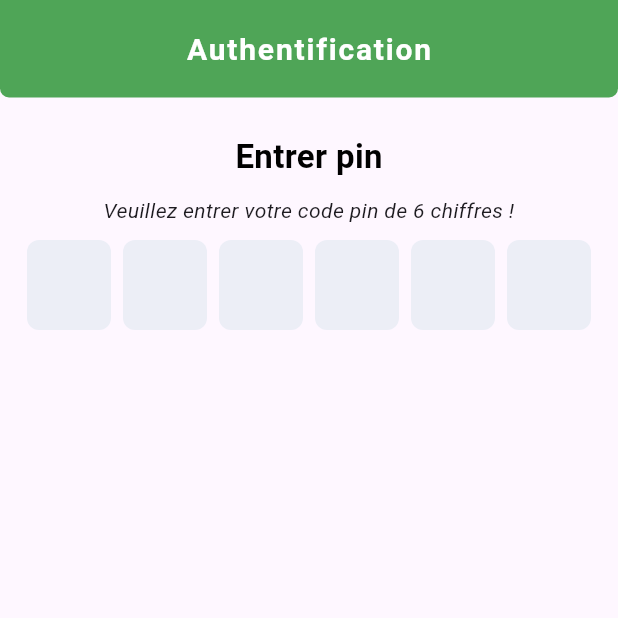
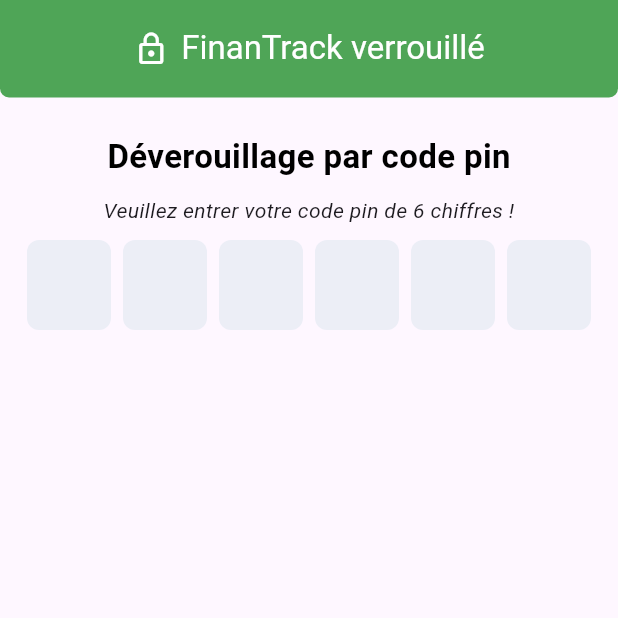
Before and after one commit to Panasoft94/FinanTrack, a Flutter app: the LoginPage screen opened directly, on a phone screen of 412 x 824 dp, the top half of it. Run offline on Flutter 3.47's test engine with Material 3 defaults, Android fonts, the light colour scheme and no system bars; drawn by our look-alikes of pinput; our stand-ins replace another_flushbar, dropdown_button2, fl_chart, flutter_staggered_animations, local_auth, pdf and 4 more; accounts and stored records are empty.

Commit message:
Armonisation du fichier login

```diff
--- a/lib/screens/login.dart
+++ b/lib/screens/login.dart
@@ -72,15 +72,15 @@
         elevation: 6,
         toolbarHeight: 65,
         backgroundColor: Colors.green,
-        title: const Text(
-          "Authentification",
-          style: TextStyle(
-            fontWeight: FontWeight.bold,
-            fontSize: 20,
-            color: Colors.white,
-            letterSpacing: 1.2,
-          ),
+        title: const Row(
+          mainAxisSize: MainAxisSize.min,
+          children: [
+            Icon(Icons.lock_outline),
+            SizedBox(width: 8),
+            Text('FinanTrack verrouillé'),
+          ],
         ),
+        foregroundColor: Colors.white,
         centerTitle: true,
         shape: const RoundedRectangleBorder(
           borderRadius: BorderRadius.vertical(bottom: Radius.circular(6)),
@@ -91,7 +91,7 @@
           child: Column(
             children: [
               SizedBox(height: 24),
-                  Text("Entrer pin", style: TextStyle(fontWeight: FontWeight.bold, fontSize: 22, color: Colors.black)),
+                  Text("Déverouillage par code pin", style: TextStyle(fontWeight: FontWeight.bold, fontSize: 22, color: Colors.black)),
                   SizedBox(height: 10),
                   Text("Veuillez entrer votre code pin de 6 chiffres !", style: TextStyle(fontStyle: FontStyle.italic), textAlign: TextAlign.center),
               SizedBox(height: 10),
```
Also changed, not shown: lib/screens/user_account/user_account_screen.dart (+13 -1 lines).
